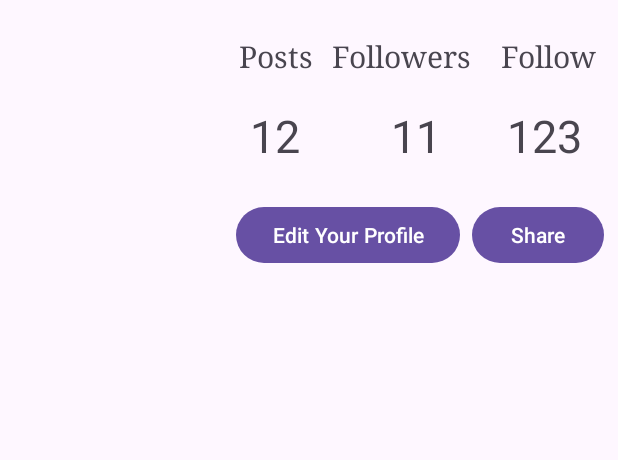
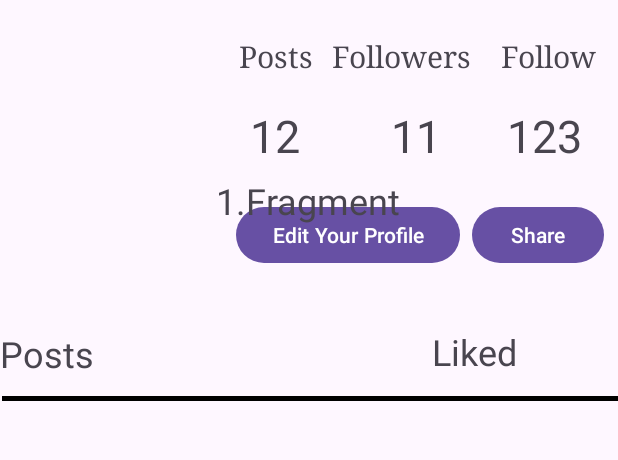
Before and after one commit to gkhnakbs/UniChat, an Android app: the User_Profile_Page screen opened directly, with no data from a screen before it, on a phone screen of 412 x 824 dp, the part 84-544 px from its top. Run offline under Robolectric (Android 15) with nearby library versions, the phone set to English and light mode, and no system bars; Roboto replaces fonts that are not available here.

Commit message:
Some fragments was added.And Some directions was solved.

```diff
--- /dev/null
+++ b/app/src/main/java/com/gokhanakbas/unichatdeneme/fragments/PostListFragment.kt
@@ -0,0 +1,24 @@
+package com.gokhanakbas.unichatdeneme.fragments
+
+import android.os.Bundle
+import androidx.fragment.app.Fragment
+import android.view.LayoutInflater
+import android.view.View
+import android.view.ViewGroup
+import com.gokhanakbas.unichatdeneme.R
+
+class PostListFragment : Fragment() {
+
+    override fun onCreate(savedInstanceState: Bundle?) {
+        super.onCreate(savedInstanceState)}
+
+    override fun onCreateView(
+        inflater: LayoutInflater, container: ViewGroup?,
+        savedInstanceState: Bundle?
+    ): View? {
+        // Inflate the layout for this fragment
+        return inflater.inflate(R.layout.fragment_post_list, container, false)
+    }
+
+
+    }
--- a/app/src/main/java/com/gokhanakbas/unichatdeneme/pages/User_Profile_Page.kt
+++ b/app/src/main/java/com/gokhanakbas/unichatdeneme/pages/User_Profile_Page.kt
@@ -2,11 +2,27 @@ package com.gokhanakbas.unichatdeneme.pages
 
 import androidx.appcompat.app.AppCompatActivity
 import android.os.Bundle
+import android.view.View
+import androidx.navigation.Navigation
+import com.gokhanakbas.unichatdeneme.fragments.PostListFragmentDirections
 import com.gokhanakbas.unichatdeneme.R
+import com.gokhanakbas.unichatdeneme.databinding.ActivityUserProfilePageBinding
+import com.gokhanakbas.unichatdeneme.fragments.LikedPostFragmentDirections
 
 class User_Profile_Page : AppCompatActivity() {
+    private lateinit var binding : ActivityUserProfilePageBinding
     override fun onCreate(savedInstanceState: Bundle?) {
         super.onCreate(savedInstanceState)
         setContentView(R.layout.activity_user_profile_page)
+        binding=ActivityUserProfilePageBinding.inflate(layoutInflater)
+    }
+    fun posts_button(view : View){
+
+        val action=PostListFragmentDirections.actionPostListFragment2ToLikedPostFragment2()
+        Navigation.findNavController(view).navigate(action)
+    }
+    fun liked_button(view: View){
+        val action=LikedPostFragmentDirections.actionLikedPostFragment2ToPostListFragment2()
+        Navigation.findNavController(view).navigate(action)
     }
 }
--- a/app/src/main/res/layout/activity_mainpage.xml
+++ b/app/src/main/res/layout/activity_mainpage.xml
@@ -44,7 +44,7 @@
         app:layout_constraintStart_toStartOf="parent"
         app:layout_constraintTop_toTopOf="parent"
         app:layout_constraintVertical_bias="1.0"
-        app:srcCompat="@drawable/profile_photo" />
+        app:srcCompat="@drawable/user_profile_icon" />
 
     <ProgressBar
         android:id="@+id/progressBar"
--- a/app/src/main/res/layout/activity_user_profile_page.xml
+++ b/app/src/main/res/layout/activity_user_profile_page.xml
@@ -4,7 +4,41 @@
     xmlns:tools="http://schemas.android.com/tools"
     android:layout_width="match_parent"
     android:layout_height="match_parent"
+    android:textDirection="locale"
     tools:context=".pages.User_Profile_Page">
+
+    <TextView
+        android:id="@+id/posts_Button3"
+        android:layout_width="0dp"
+        android:layout_height="3dp"
+        android:layout_marginStart="1dp"
+        android:layout_marginBottom="50dp"
+        android:background="#000000"
+        android:clickable="false"
+        android:text="_________________________________________________________"
+        android:textAlignment="center"
+        android:textSize="16sp"
+        android:textStyle="bold"
+        app:layout_constraintBottom_toBottomOf="parent"
+        app:layout_constraintEnd_toEndOf="parent"
+        app:layout_constraintHorizontal_bias="0.0"
+        app:layout_constraintStart_toStartOf="parent"
+        app:layout_constraintTop_toTopOf="parent"
+        app:layout_constraintVertical_bias="0.415" />
+
+    <TextView
+        android:id="@+id/Liked_Button"
+        android:layout_width="wrap_content"
+        android:layout_height="35dp"
+        android:onClick="liked_button"
+        android:text="Liked"
+        android:textSize="24sp"
+        app:layout_constraintBottom_toBottomOf="parent"
+        app:layout_constraintEnd_toEndOf="parent"
+        app:layout_constraintHorizontal_bias="0.81"
+        app:layout_constraintStart_toStartOf="parent"
+        app:layout_constraintTop_toTopOf="parent"
+        app:layout_constraintVertical_bias="0.347" />
 
     <TextView
         android:id="@+id/unichatLabelMainPage2"
@@ -139,4 +173,26 @@
         app:layout_constraintTop_toTopOf="parent"
         app:layout_constraintVertical_bias="0.244" />
 
+    <TextView
+        android:id="@+id/Posts_Button"
+        android:layout_width="wrap_content"
+        android:layout_height="35dp"
+        android:onClick="posts_button"
+        android:text="Posts"
+        android:textSize="24sp"
+        app:layout_constraintBottom_toBottomOf="parent"
+        app:layout_constraintTop_toTopOf="parent"
+        app:layout_constraintVertical_bias="0.349"
+        tools:layout_editor_absoluteX="59dp" />
+
+    <androidx.fragment.app.FragmentContainerView
+        android:id="@+id/fragmentContainerView3"
+        android:name="androidx.navigation.fragment.NavHostFragment"
+        android:layout_width="409dp"
+        android:layout_height="396dp"
+        app:defaultNavHost="true"
+        app:navGraph="@navigation/user_graph"
+        tools:layout_editor_absoluteX="2dp"
+        tools:layout_editor_absoluteY="261dp" />
+
 </androidx.constraintlayout.widget.ConstraintLayout>
--- /dev/null
+++ b/app/src/main/res/layout/fragment_post_list.xml
@@ -0,0 +1,22 @@
+<?xml version="1.0" encoding="utf-8"?>
+<androidx.constraintlayout.widget.ConstraintLayout
+    xmlns:android="http://schemas.android.com/apk/res/android"
+    xmlns:app="http://schemas.android.com/apk/res-auto"
+    xmlns:tools="http://schemas.android.com/tools"
+    android:layout_width="match_parent"
+    android:layout_height="match_parent"
+    tools:context=".fragments.PostListFragment">
+
+    <TextView
+        android:id="@+id/textview2"
+        android:layout_width="145dp"
+        android:layout_height="50dp"
+        android:text="1.Fragment"
+        android:textAlignment="center"
+        android:textSize="24sp"
+        app:layout_constraintBottom_toBottomOf="parent"
+        app:layout_constraintEnd_toEndOf="parent"
+        app:layout_constraintStart_toStartOf="parent"
+        app:layout_constraintTop_toTopOf="parent" />
+
+</androidx.constraintlayout.widget.ConstraintLayout>
--- /dev/null
+++ b/app/src/main/res/navigation/user_graph.xml
@@ -0,0 +1,25 @@
+<?xml version="1.0" encoding="utf-8"?>
+<navigation xmlns:android="http://schemas.android.com/apk/res/android"
+    xmlns:app="http://schemas.android.com/apk/res-auto"
+    xmlns:tools="http://schemas.android.com/tools"
+    android:id="@+id/user_graph"
+    app:startDestination="@id/postListFragment2">
+    <fragment
+        android:id="@+id/likedPostFragment2"
+        android:name="com.gokhanakbas.unichatdeneme.fragments.LikedPostFragment"
+        android:label="fragment_liked_post"
+        tools:layout="@layout/fragment_liked_post" >
+        <action
+            android:id="@+id/action_likedPostFragment2_to_postListFragment2"
+            app:destination="@id/postListFragment2" />
+    </fragment>
+    <fragment
+        android:id="@+id/postListFragment2"
+        android:name="com.gokhanakbas.unichatdeneme.fragments.PostListFragment"
+        android:label="fragment_post_list"
+        tools:layout="@layout/fragment_post_list" >
+        <action
+            android:id="@+id/action_postListFragment2_to_likedPostFragment2"
+            app:destination="@id/likedPostFragment2" />
+    </fragment>
+</navigation>
--- a/app/src/main/res/values/strings.xml
+++ b/app/src/main/res/values/strings.xml
@@ -1,3 +1,5 @@
 <resources>
     <string name="app_name">UniChatDeneme</string>
+    <!-- TODO: Remove or change this placeholder text -->
+    <string name="hello_blank_fragment">Hello blank fragment</string>
 </resources>
--- a/build.gradle
+++ b/build.gradle
@@ -12,6 +12,8 @@ buildscript {
         // Add the dependency for the Google services Gradle plugin
         classpath 'com.google.gms:google-services:4.3.15'
 
+        classpath("androidx.navigation:navigation-safe-args-gradle-plugin:2.6.0")
+
     }
 }
 plugins {
```
Also changed, not shown: app/build.gradle (+8 -3 lines), app/src/main/java/com/gokhanakbas/unichatdeneme/fragments/LikedPostFragment.kt (added, +23 -0 lines), app/src/main/java/com/gokhanakbas/unichatdeneme/pages/MainPage.kt (+6 -2 lines), app/src/main/res/layout/fragment_liked_post.xml (added, +21 -0 lines), app/src/main/res/drawable/user_profile_icon.png (added), 2 other files.
